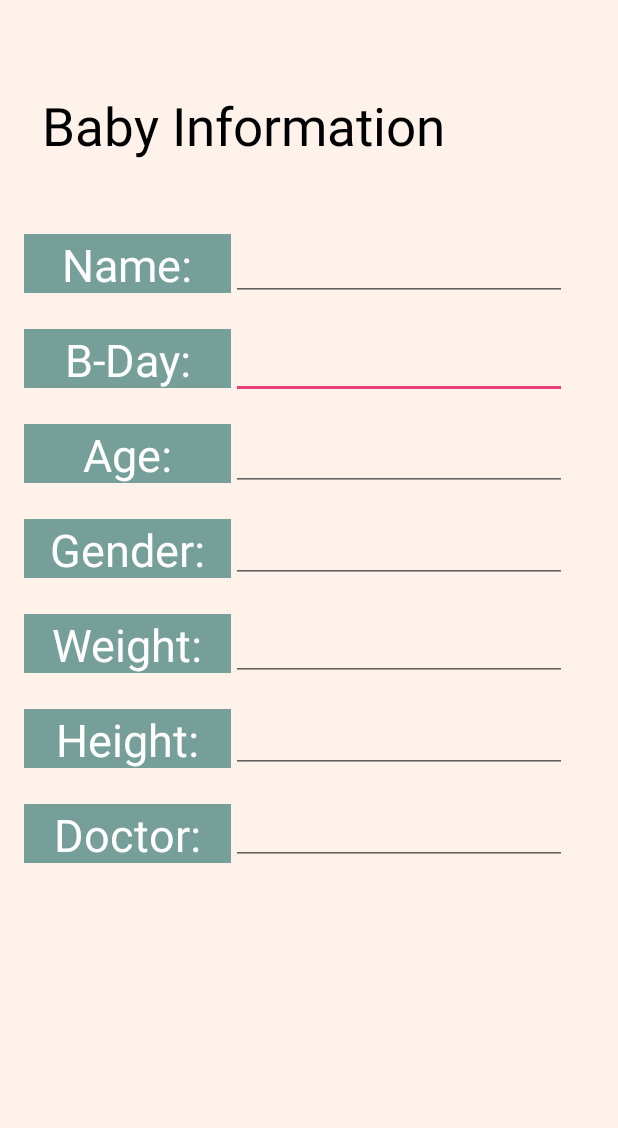
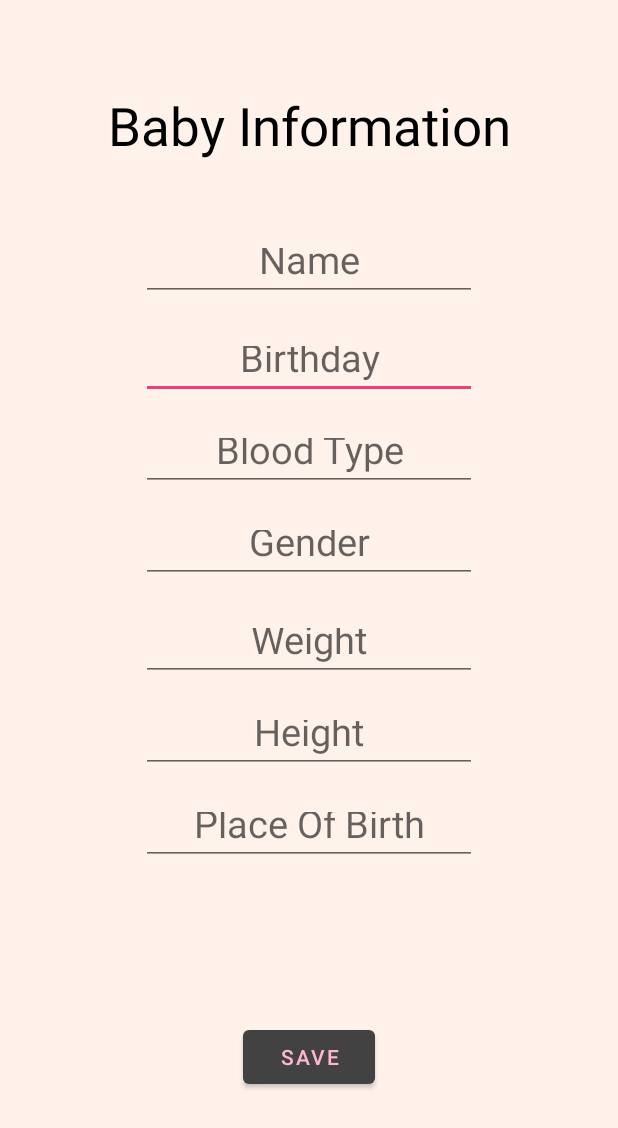
Before and after one commit to bontsdivina/CC107_Sat7301230Group1, an Android app: the layout baby_info_input.xml on its own in the app's theme, with its tools: preview values and no code run, on a phone screen of 412 x 824 dp. Shown: the top 1128 px of the screen. Run offline under Robolectric (Android 15) with nearby library versions, the phone set to English and light mode, and no system bars.

Commit message:
baby info input

```diff
--- /dev/null
+++ b/Group1_PROJECT/ANDROID/app/src/main/java/com/example/bare/BabyInfoInp.java
@@ -0,0 +1,99 @@
+package com.example.bare;
+import android.content.Intent;
+import android.os.Bundle;
+import android.view.View;
+import android.widget.Button;
+import android.widget.EditText;
+import android.widget.TextView;
+import android.widget.Toast;
+
+import androidx.appcompat.app.AppCompatActivity;
+
+import com.android.volley.AuthFailureError;
+import com.android.volley.Request;
+import com.android.volley.RequestQueue;
+import com.android.volley.Response;
+import com.android.volley.VolleyError;
+import com.android.volley.toolbox.StringRequest;
+import com.android.volley.toolbox.Volley;
+
+import java.util.HashMap;
+import java.util.Map;
+public class BabyInfoInp extends AppCompatActivity {
+    Button btnSave;
+    EditText etBabyName, etPlace, etBday, etBlood, etGender, etWeight, etHeight;
+    String Baby_Name, Birthday, Birth_Place, Blood_Type, Gender;
+    Double Height, Weight;
+    private String URL = "https://baredb.000webhostapp.com/bare/babyinf.php";
+
+    @Override
+    protected void onCreate(Bundle savedInstanceState) {
+        super.onCreate(savedInstanceState);
+        setContentView(R.layout.baby_info_input);
+        etBabyName = findViewById(R.id.etBabyName);
+        etPlace = findViewById(R.id.etPlace);
+        etBday = findViewById(R.id.etBday);
+        etBlood = findViewById(R.id.etBlood);
+        etGender = findViewById(R.id.etGender);
+        etHeight = findViewById(R.id.etHeight);
+        etWeight = findViewById(R.id.etWeight);
+        btnSave = findViewById(R.id.btnSave);
+        Baby_Name = Birthday = Birth_Place = Blood_Type = Gender = "";
+
+    }
+    public void save(View view) {
+        Baby_Name = etBabyName.getText().toString();
+        Birth_Place = etPlace.getText().toString();
+        Blood_Type = etBlood.getText().toString();
+        Gender = etGender.getText().toString();
+        Birthday = etBday.getText().toString();
+        Height = Double.parseDouble(etHeight.getText().toString());
+        Weight = Double.parseDouble(etWeight.getText().toString());
+
+            StringRequest stringRequest = new StringRequest(Request.Method.POST, URL, new Response.Listener<String>() {
+                @Override
+                public void onResponse(String response) {
+                    if (response.equals("success")) {
+                        Toast.makeText(BabyInfoInp.this, "Saved", Toast.LENGTH_SHORT).show();
+                        etBabyName.setText("");
+                        etPlace.setText("");
+                        etBlood.setText("");
+                        etGender.setText("");
+                        etBday.setText("");
+                        etHeight.setText("");
+                        etWeight.setText("");
+                        btnSave.setClickable(false);
+
+                    } else if (response.equals("failure")) {
+                        Toast.makeText(BabyInfoInp.this, "Something Went Wrong!", Toast.LENGTH_SHORT).show();
+                        btnSave.setClickable(false);
+                    }
+                }
+            }, new Response.ErrorListener() {
+                @Override
+                public void onErrorResponse(VolleyError error) {
+                    Toast.makeText(getApplicationContext(), error.toString().trim(), Toast.LENGTH_SHORT).show();
+                }
+            }) {
+                @Override
+                protected Map<String,String> getParams() throws AuthFailureError {
+                    Map<String,String> data = new HashMap<>();
+                    data.put("Baby_Name", Baby_Name);
+                    data.put("Birthday", Birthday);
+                    data.put("Blood_Type", Blood_Type);
+                    data.put("Gender", Gender);
+                    data.put("Weight", Weight);
+                    data.put("Height", Height);
+                    data.put("Birth_Place", Birth_Place);
+                    return data;
+                }
+            };
+            RequestQueue requestQueue = Volley.newRequestQueue(getApplicationContext());
+            requestQueue.add(stringRequest);
+        }
+        else{
+            Toast.makeText(BabyInfoInp.this, "Fields Should not be empty", Toast.LENGTH_SHORT).show();
+        }
+
+    }
+}
--- a/Group1_PROJECT/ANDROID/app/src/main/res/layout/baby_info_input.xml
+++ b/Group1_PROJECT/ANDROID/app/src/main/res/layout/baby_info_input.xml
@@ -13,230 +13,133 @@
         android:id="@+id/textView22"
         android:layout_width="wrap_content"
         android:layout_height="wrap_content"
-        android:layout_marginStart="28dp"
         android:layout_marginTop="60dp"
         android:text="Baby Information"
         android:textColor="	#000000"
         android:textSize="35sp"
+        app:layout_constraintEnd_toEndOf="parent"
         app:layout_constraintStart_toStartOf="parent"
         app:layout_constraintTop_toTopOf="parent"
         app:layout_constraintWidth_percent="0.5" />
 
-    <TextView
-        android:id="@+id/textView15"
-        android:layout_width="138dp"
-        android:layout_height="39dp"
-        android:layout_marginStart="16dp"
-        android:layout_marginTop="156dp"
-        android:background="#769F9A"
-        android:text="Name:"
-        android:textAlignment="center"
-        android:textColor="#ffff"
-        android:textSize="30sp"
+    <EditText
+        android:id="@+id/etBday"
+        android:layout_width="224dp"
+        android:layout_height="45dp"
+        android:layout_marginTop="20dp"
+        android:ems="10"
+        android:gravity="center"
+        android:hint="Birthday"
+        android:inputType="textPersonName"
+        android:textColor="#070707"
+        android:textSize="25sp"
+        app:layout_constraintEnd_toEndOf="parent"
         app:layout_constraintStart_toStartOf="parent"
-        app:layout_constraintTop_toTopOf="parent" />
+        app:layout_constraintTop_toBottomOf="@+id/etBabyName" />
 
     <EditText
-        android:id="@+id/editext2"
+        android:id="@+id/etHeight"
+        android:layout_width="224dp"
+        android:layout_height="45dp"
+        android:layout_marginTop="16dp"
+        android:ems="10"
+        android:gravity="center"
+        android:hint="Height"
+        android:inputType="textPersonName"
+        android:textColor="#070707"
+        android:textSize="25sp"
+        app:layout_constraintEnd_toEndOf="parent"
+        app:layout_constraintStart_toStartOf="parent"
+        app:layout_constraintTop_toBottomOf="@+id/etWeight" />
+
+    <EditText
+        android:id="@+id/etPlace"
+        android:layout_width="224dp"
+        android:layout_height="45dp"
+        android:layout_marginTop="16dp"
+        android:ems="10"
+        android:gravity="center"
+        android:hint="Place Of Birth"
+        android:inputType="textPersonName"
+        android:textColor="#070707"
+        android:textSize="25sp"
+        app:layout_constraintEnd_toEndOf="parent"
+        app:layout_constraintStart_toStartOf="parent"
+        app:layout_constraintTop_toBottomOf="@+id/etHeight" />
+
+    <EditText
+        android:id="@+id/etBabyName"
+        android:layout_width="224dp"
+        android:layout_height="45dp"
+        android:layout_marginTop="48dp"
+        android:ems="10"
+        android:gravity="center"
+        android:hint="@string/name"
+        android:inputType="textPersonName"
+        android:textColor="#070707"
+        android:textSize="25sp"
+        app:layout_constraintEnd_toEndOf="parent"
+        app:layout_constraintStart_toStartOf="parent"
+        app:layout_constraintTop_toBottomOf="@+id/textView22" />
+
+    <EditText
+        android:id="@+id/etBlood"
+        android:layout_width="224dp"
+        android:layout_height="45dp"
+        android:layout_marginTop="16dp"
+        android:ems="10"
+        android:gravity="center"
+        android:hint="@string/blood_type"
+        android:inputType="textPersonName"
+        android:textColor="#070707"
+        android:textSize="25sp"
+        app:layout_constraintEnd_toEndOf="parent"
+        app:layout_constraintStart_toStartOf="parent"
+        app:layout_constraintTop_toBottomOf="@+id/etBday" />
+
+    <EditText
+        android:id="@+id/etGender"
+        android:layout_width="224dp"
+        android:layout_height="45dp"
+        android:layout_marginTop="16dp"
+        android:ems="10"
+        android:gravity="center"
+        android:hint="Gender"
+        android:inputType="textPersonName"
+        android:textColor="#070707"
+        android:textSize="25sp"
+        app:layout_constraintEnd_toEndOf="parent"
+        app:layout_constraintStart_toStartOf="parent"
+        app:layout_constraintTop_toBottomOf="@+id/etBlood" />
+
+    <EditText
+        android:id="@+id/etWeight"
         android:layout_width="224dp"
         android:layout_height="45dp"
 
         android:layout_marginTop="20dp"
-        android:layout_marginEnd="4dp"
         android:ems="10"
         android:gravity="center"
+        android:hint="Weight"
         android:inputType="textPersonName"
         android:textColor="#070707"
         android:textSize="25sp"
         app:layout_constraintEnd_toEndOf="parent"
-        app:layout_constraintHorizontal_bias="0.0"
-        app:layout_constraintStart_toEndOf="@+id/textView15"
-        app:layout_constraintTop_toBottomOf="@+id/editext" />
+        app:layout_constraintStart_toStartOf="parent"
+        app:layout_constraintTop_toBottomOf="@+id/etGender" />
 
-    <EditText
-        android:id="@+id/editext6"
-        android:layout_width="224dp"
-        android:layout_height="45dp"
-
-        android:layout_marginTop="16dp"
-        android:layout_marginEnd="4dp"
-        android:ems="10"
-        android:gravity="center"
-        android:inputType="textPersonName"
-        android:textColor="#070707"
-        android:textSize="25sp"
+    <Button
+        android:id="@+id/btnSave"
+        android:layout_width="wrap_content"
+        android:layout_height="wrap_content"
+        android:layout_marginTop="8dp"
+        android:text="Save"
+        android:onClick="save"
+        app:backgroundTint="@color/cardview_dark_background"
+        app:iconTint="@color/cardview_dark_background"
+        app:layout_constraintBottom_toBottomOf="parent"
         app:layout_constraintEnd_toEndOf="parent"
-        app:layout_constraintHorizontal_bias="0.0"
-        app:layout_constraintStart_toEndOf="@+id/textView15"
-        app:layout_constraintTop_toBottomOf="@+id/editext5" />
-
-    <TextView
-        android:id="@+id/textView20"
-        android:layout_width="138dp"
-        android:layout_height="39dp"
-        android:layout_marginStart="16dp"
-        android:layout_marginTop="24dp"
-        android:background="#769F9A"
-        android:text="Height:"
-        android:textAlignment="center"
-        android:textColor="#ffff"
-        android:textSize="30sp"
         app:layout_constraintStart_toStartOf="parent"
-        app:layout_constraintTop_toBottomOf="@+id/textView19" />
-
-    <EditText
-        android:id="@+id/editext7"
-        android:layout_width="224dp"
-        android:layout_height="45dp"
-
-        android:layout_marginTop="16dp"
-        android:layout_marginEnd="4dp"
-        android:ems="10"
-        android:gravity="center"
-        android:inputType="textPersonName"
-        android:textColor="#070707"
-        android:textSize="25sp"
-        app:layout_constraintEnd_toEndOf="parent"
-        app:layout_constraintHorizontal_bias="0.0"
-        app:layout_constraintStart_toEndOf="@+id/textView15"
-        app:layout_constraintTop_toBottomOf="@+id/editext6" />
-
-    <EditText
-        android:id="@+id/editext"
-        android:layout_width="224dp"
-        android:layout_height="45dp"
-
-        android:layout_marginTop="48dp"
-        android:layout_marginEnd="4dp"
-        android:ems="10"
-        android:gravity="center"
-        android:inputType="textPersonName"
-        android:textColor="#070707"
-        android:textSize="25sp"
-        app:layout_constraintEnd_toEndOf="parent"
-        app:layout_constraintHorizontal_bias="0.0"
-        app:layout_constraintStart_toEndOf="@+id/textView15"
-        app:layout_constraintTop_toBottomOf="@+id/textView22" />
-
-    <TextView
-        android:id="@+id/textView17"
-        android:layout_width="138dp"
-        android:layout_height="39dp"
-        android:layout_marginStart="16dp"
-        android:layout_marginTop="24dp"
-        android:background="#769F9A"
-        android:text="Age:"
-        android:textAlignment="center"
-        android:textColor="#ffff"
-        android:textSize="30sp"
-        app:layout_constraintStart_toStartOf="parent"
-        app:layout_constraintTop_toBottomOf="@+id/textView16" />
-
-    <TextView
-        android:id="@+id/textView19"
-        android:layout_width="138dp"
-        android:layout_height="39dp"
-        android:layout_marginStart="16dp"
-        android:layout_marginTop="24dp"
-        android:background="#769F9A"
-        android:text="Weight:"
-        android:textAlignment="center"
-        android:textColor="#ffff"
-        android:textSize="30sp"
-        app:layout_constraintStart_toStartOf="parent"
-        app:layout_constraintTop_toBottomOf="@+id/textView18" />
-
-    <TextView
-        android:id="@+id/textView16"
-        android:layout_width="138dp"
-        android:layout_height="39dp"
-        android:layout_marginStart="16dp"
-        android:layout_marginTop="24dp"
-        android:background="#769F9A"
-        android:text="B-Day:"
-        android:textAlignment="center"
-        android:textColor="#ffff"
-        android:textSize="30sp"
-        app:layout_constraintStart_toStartOf="parent"
-        app:layout_constraintTop_toBottomOf="@+id/textView15" />
-
-    <EditText
-        android:id="@+id/editext3"
-        android:layout_width="224dp"
-        android:layout_height="45dp"
-
-        android:layout_marginTop="16dp"
-        android:layout_marginEnd="4dp"
-        android:ems="10"
-        android:gravity="center"
-        android:inputType="textPersonName"
-        android:textColor="#070707"
-        android:textSize="25sp"
-        app:layout_constraintEnd_toEndOf="parent"
-        app:layout_constraintHorizontal_bias="0.0"
-        app:layout_constraintStart_toEndOf="@+id/textView15"
-        app:layout_constraintTop_toBottomOf="@+id/editext2" />
-
-    <EditText
-        android:id="@+id/editext4"
-        android:layout_width="224dp"
-        android:layout_height="45dp"
-
-        android:layout_marginTop="16dp"
-        android:layout_marginEnd="4dp"
-        android:ems="10"
-        android:gravity="center"
-        android:inputType="textPersonName"
-        android:textColor="#070707"
-        android:textSize="25sp"
-        app:layout_constraintEnd_toEndOf="parent"
-        app:layout_constraintHorizontal_bias="0.0"
-        app:layout_constraintStart_toEndOf="@+id/textView15"
-        app:layout_constraintTop_toBottomOf="@+id/editext3" />
-
-    <EditText
-        android:id="@+id/editext5"
-        android:layout_width="224dp"
-        android:layout_height="45dp"
-
-        android:layout_marginTop="20dp"
-        android:layout_marginEnd="4dp"
-        android:ems="10"
-        android:gravity="center"
-        android:inputType="textPersonName"
-        android:textColor="#070707"
-        android:textSize="25sp"
-        app:layout_constraintEnd_toEndOf="parent"
-        app:layout_constraintHorizontal_bias="0.0"
-        app:layout_constraintStart_toEndOf="@+id/textView15"
-        app:layout_constraintTop_toBottomOf="@+id/editext4" />
-
-    <TextView
-        android:id="@+id/textView18"
-        android:layout_width="138dp"
-        android:layout_height="39dp"
-        android:layout_marginStart="16dp"
-        android:layout_marginTop="24dp"
-        android:background="#769F9A"
-        android:text="Gender:"
-        android:textAlignment="center"
-        android:textColor="#ffff"
-        android:textSize="30sp"
-        app:layout_constraintStart_toStartOf="parent"
-        app:layout_constraintTop_toBottomOf="@+id/textView17" />
-
-    <TextView
-        android:id="@+id/textView21"
-        android:layout_width="138dp"
-        android:layout_height="39dp"
-        android:layout_marginStart="16dp"
-        android:layout_marginTop="24dp"
-        android:background="#769F9A"
-        android:text="Doctor:"
-        android:textAlignment="center"
-        android:textColor="#ffff"
-        android:textSize="30sp"
-        app:layout_constraintStart_toStartOf="parent"
-        app:layout_constraintTop_toBottomOf="@+id/textView20" />
+        app:layout_constraintTop_toBottomOf="@+id/etPlace" />
 
 </androidx.constraintlayout.widget.ConstraintLayout>
--- a/Group1_PROJECT/ANDROID/app/src/main/res/values/strings.xml
+++ b/Group1_PROJECT/ANDROID/app/src/main/res/values/strings.xml
@@ -1,3 +1,5 @@
 <resources>
     <string name="app_name">BARE</string>
+    <string name="name">Name</string>
+    <string name="blood_type">Blood Type</string>
 </resources>
```
